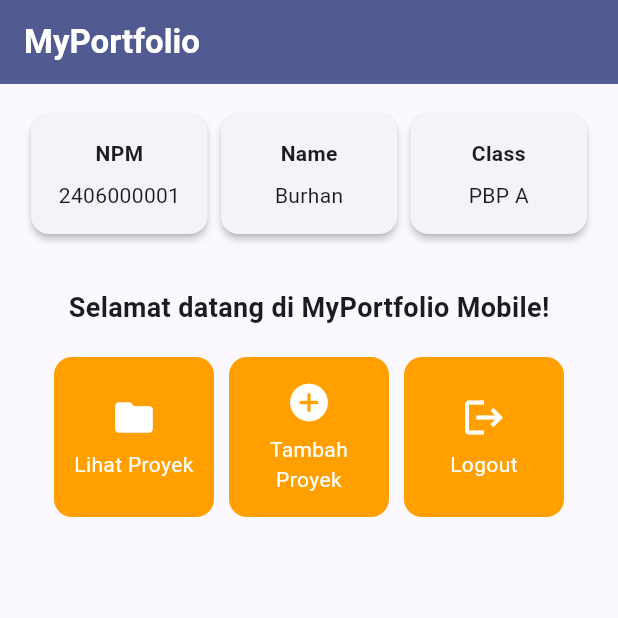
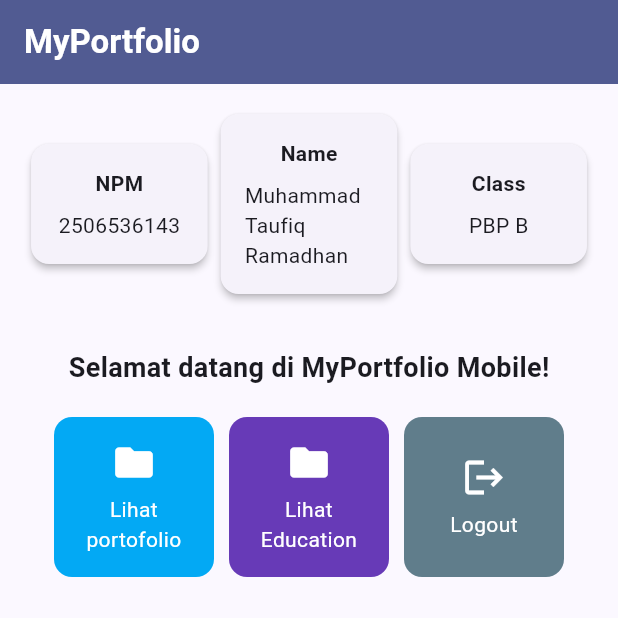
Before and after one commit to Taufiq454/myportofolio_mobile, a Flutter app: the screen it shows after launch, on a phone screen of 412 x 824 dp, the top half of it. Run offline on Flutter 3.47's test engine with Material 3 defaults, Android fonts, the phone set to English and light mode, and no system bars.

Commit message:
Complete Tugas-07

```diff
--- a/lib/menu.dart
+++ b/lib/menu.dart
@@ -1,102 +1,17 @@
 import 'package:flutter/material.dart';
-
-// class MyHomePage extends StatefulWidget {
-//   const MyHomePage({super.key, required this.title});
-
-//   // This widget is the home page of your application. It is stateful, meaning
-//   // that it has a State object (defined below) that contains fields that affect
-//   // how it looks.
-
-//   // This class is the configuration for the state. It holds the values (in this
-//   // case the title) provided by the parent (in this case the App widget) and
-//   // used by the build method of the State. Fields in a Widget subclass are
-//   // always marked "final".
-
-//   final String title;
-
-//   @override
-//   State<MyHomePage> createState() => _MyHomePageState();
-// }
-
-// class _MyHomePageState extends State<MyHomePage> {
-//   int _counter = 0;
-
-//   void _incrementCounter() {
-//     setState(() {
-//       // This call to setState tells the Flutter framework that something has
-//       // changed in this State, which causes it to rerun the build method below
-//       // so that the display can reflect the updated values. If we changed
-//       // _counter without calling setState(), then the build method would not be
-//       // called again, and so nothing would appear to happen.
-//       _counter++;
-//     });
-//   }
-
-//   @override
-//   Widget build(BuildContext context) {
-//     // This method is rerun every time setState is called, for instance as done
-//     // by the _incrementCounter method above.
-//     //
-//     // The Flutter framework has been optimized to make rerunning build methods
-//     // fast, so that you can just rebuild anything that needs updating rather
-//     // than having to individually change instances of widgets.
-//     return Scaffold(
-//       appBar: AppBar(
-//         // TRY THIS: Try changing the color here to a specific color (to
-//         // Colors.amber, perhaps?) and trigger a hot reload to see the AppBar
-//         // change color while the other colors stay the same.
-//         backgroundColor: Theme.of(context).colorScheme.inversePrimary,
-//         // Here we take the value from the MyHomePage object that was created by
-//         // the App.build method, and use it to set our appbar title.
-//         title: Text(widget.title),
-//       ),
-//       body: Center(
-//         // Center is a layout widget. It takes a single child and positions it
-//         // in the middle of the parent.
-//         child: Column(
-//           // Column is also a layout widget. It takes a list of children and
-//           // arranges them vertically. By default, it sizes itself to fit its
-//           // children horizontally, and tries to be as tall as its parent.
-//           //
-//           // Column has various properties to control how it sizes itself and
-//           // how it positions its children. Here we use mainAxisAlignment to
-//           // center the children vertically; the main axis here is the vertical
-//           // axis because Columns are vertical (the cross axis would be
-//           // horizontal).
-//           //
-//           // TRY THIS: Invoke "debug painting" (choose the "Toggle Debug Paint"
-//           // action in the IDE, or press "p" in the console), to see the
-//           // wireframe for each widget.
-//           mainAxisAlignment: .center,
-//           children: [
-//             const Text('You have pushed the button this many times:'),
-//             Text(
-//               '$_counter',
-//               style: Theme.of(context).textTheme.headlineMedium,
-//             ),
-//           ],
-//         ),
-//       ),
-//       floatingActionButton: FloatingActionButton(
-//         onPressed: _incrementCounter,
-//         tooltip: 'Increment',
-//         child: const Icon(Icons.add),
-//       ),
-//     );
-//   }
-// }
 
 class MyHomePage extends StatelessWidget {
   MyHomePage({super.key});
 
-  final String npm = "2406000001";
-  final String nama = "Burhan";
-  final String kelas = "PBP A";
+  final String npm = "2506536143";
+  final String nama = "Muhammad Taufiq Ramadhan";
+  final String kelas = "PBP B";
 
   final List<ItemHomepage> items = [
-    ItemHomepage("Lihat Proyek", Icons.folder),
-    ItemHomepage("Tambah Proyek", Icons.add_circle),
-    ItemHomepage("Logout", Icons.logout),
+    ItemHomepage("Lihat portofolio", Icons.folder, Colors.lightBlue),
+    ItemHomepage("Lihat Education", Icons.folder, Colors.deepPurple),
+    // ItemHomepage("Lihat Experience", Icons.folder),
+    ItemHomepage("Logout", Icons.logout, Colors.blueGrey),
   ];
 
   @override
@@ -199,8 +114,9 @@ class InfoCard extends StatelessWidget {
 class ItemHomepage {
   final String name;
   final IconData icon;
+  final Color color;
 
-  ItemHomepage(this.name, this.icon);
+  ItemHomepage(this.name, this.icon, this.color);
 }
 
 class ItemCard extends StatelessWidget {
@@ -212,7 +128,7 @@ class ItemCard extends StatelessWidget {
   Widget build(BuildContext context) {
     return Material(
       // Menggunakan warna sekunder dari skema tema aplikasi.
-      color: Theme.of(context).colorScheme.secondary,
+      color: item.color,
       borderRadius: BorderRadius.circular(12),
       child: InkWell(
         // Aksi ketika kartu ditekan oleh pengguna.
```
Also changed, not shown: 1 other file.
